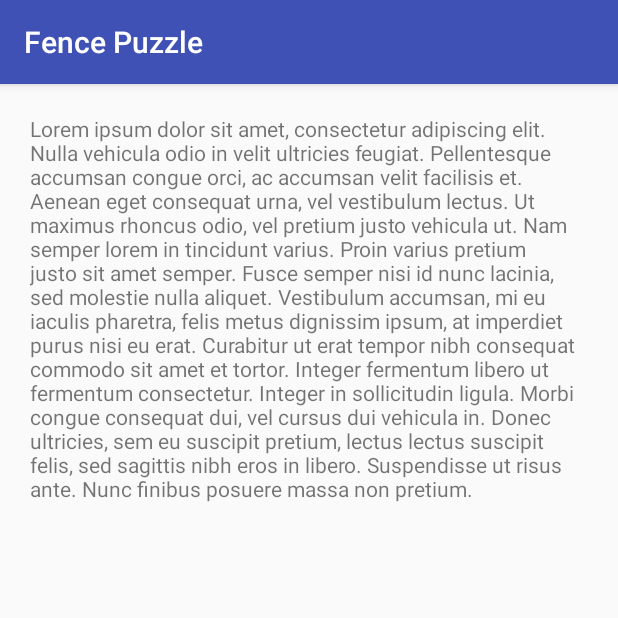
After one commit to michaelnguyenm/FencePuzzle, an Android app: the InstructionsActivity screen opened directly, with no data from a screen before it, on a phone screen of 412 x 824 dp, the top half of it. The commit adds this screen. Run offline under Robolectric (Android 15) with nearby library versions, the phone set to English and light mode, and no system bars.

Commit message:
Added InstructionsActivity and string resources

```diff
--- a/app/src/main/AndroidManifest.xml
+++ b/app/src/main/AndroidManifest.xml
@@ -9,13 +9,14 @@
         android:roundIcon="@mipmap/ic_launcher_round"
         android:supportsRtl="true"
         android:theme="@style/AppTheme">
-        <activity android:name=".Welcome">
+        <activity android:name=".WelcomeActivity">
             <intent-filter>
                 <action android:name="android.intent.action.MAIN" />
 
                 <category android:name="android.intent.category.LAUNCHER" />
             </intent-filter>
         </activity>
+        <activity android:name=".InstructionsActivity"></activity>
     </application>
 
 </manifest>
--- /dev/null
+++ b/app/src/main/java/mlt/fencepuzzle/InstructionsActivity.java
@@ -0,0 +1,13 @@
+package mlt.fencepuzzle;
+
+import android.support.v7.app.AppCompatActivity;
+import android.os.Bundle;
+
+public class InstructionsActivity extends AppCompatActivity {
+
+    @Override
+    protected void onCreate(Bundle savedInstanceState) {
+        super.onCreate(savedInstanceState);
+        setContentView(R.layout.activity_instructions);
+    }
+}
--- a/app/src/main/java/mlt/fencepuzzle/Welcome.java
+++ b/app/src/main/java/mlt/fencepuzzle/WelcomeActivity.java
@@ -4,7 +4,7 @@ import android.support.v7.app.AppCompatActivity;
 import android.os.Bundle;
 import android.widget.Button;
 
-public class Welcome extends AppCompatActivity {
+public class WelcomeActivity extends AppCompatActivity {
 
     // Buttons
     private Button mStartButton;
--- /dev/null
+++ b/app/src/main/res/layout/activity_instructions.xml
@@ -0,0 +1,15 @@
+<?xml version="1.0" encoding="utf-8"?>
+<LinearLayout xmlns:android="http://schemas.android.com/apk/res/android"
+    xmlns:tools="http://schemas.android.com/tools"
+    android:layout_width="match_parent"
+    android:layout_height="match_parent"
+    android:orientation="vertical"
+    tools:context="mlt.fencepuzzle.InstructionsActivity">
+
+    <TextView
+        android:layout_width="wrap_content"
+        android:layout_height="match_parent"
+        android:text="@string/filler_text"
+        android:padding="20dp"/>
+
+</LinearLayout>
--- a/app/src/main/res/layout/activity_welcome.xml
+++ b/app/src/main/res/layout/activity_welcome.xml
@@ -4,7 +4,7 @@
         android:layout_width="match_parent"
         android:layout_height="match_parent"
         android:orientation="vertical"
-        tools:context="mlt.fencepuzzle.Welcome">
+        tools:context="mlt.fencepuzzle.WelcomeActivity">
 
     <TextView
         android:layout_width="match_parent"
--- a/app/src/main/res/values/strings.xml
+++ b/app/src/main/res/values/strings.xml
@@ -4,4 +4,5 @@
     <string name="start_game">Start Game</string>
     <string name="instructions">Instructions</string>
     <string name="options">Options</string>
+    <string name="filler_text">Lorem ipsum dolor sit amet, consectetur adipiscing elit. Nulla vehicula odio in velit ultricies feugiat. Pellentesque accumsan congue orci, ac accumsan velit facilisis et. Aenean eget consequat urna, vel vestibulum lectus. Ut maximus rhoncus odio, vel pretium justo vehicula ut. Nam semper lorem in tincidunt varius. Proin varius pretium justo sit amet semper. Fusce semper nisi id nunc lacinia, sed molestie nulla aliquet. Vestibulum accumsan, mi eu iaculis pharetra, felis metus dignissim ipsum, at imperdiet purus nisi eu erat. Curabitur ut erat tempor nibh consequat commodo sit amet et tortor. Integer fermentum libero ut fermentum consectetur. Integer in sollicitudin ligula. Morbi congue consequat dui, vel cursus dui vehicula in. Donec ultricies, sem eu suscipit pretium, lectus lectus suscipit felis, sed sagittis nibh eros in libero. Suspendisse ut risus ante. Nunc finibus posuere massa non pretium.</string>
 </resources>
```
